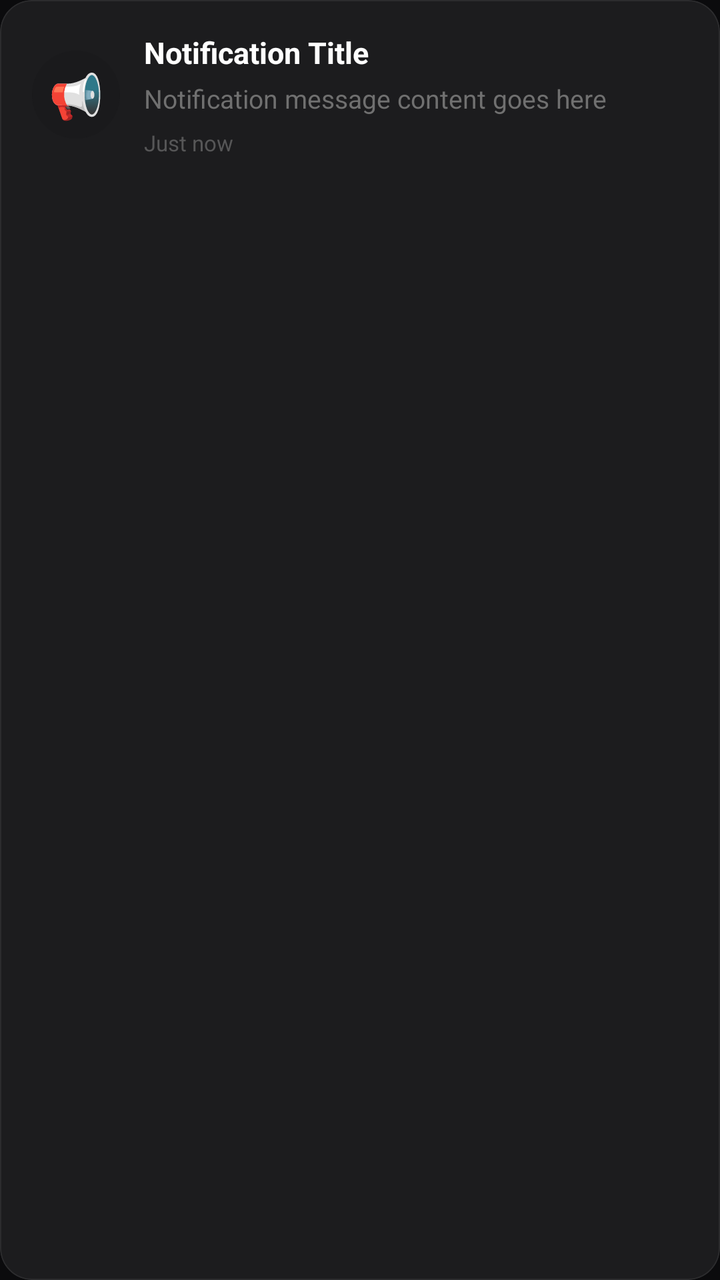
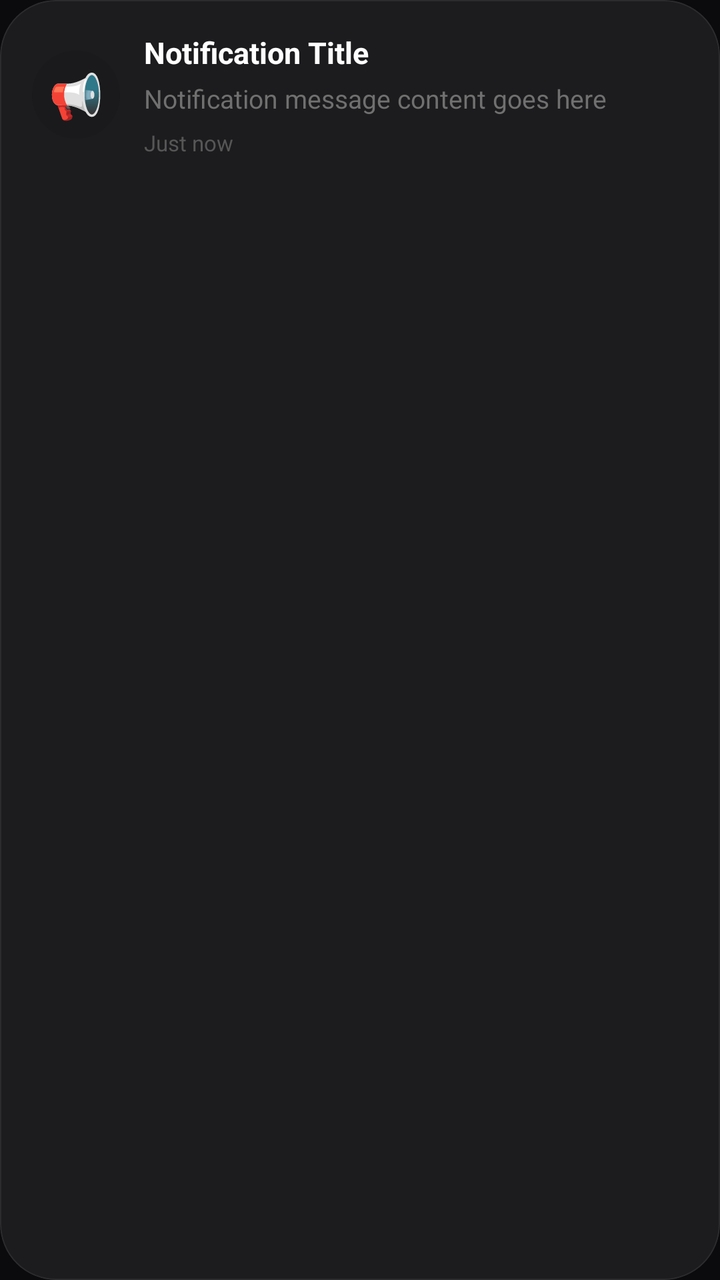

An Android layout rendered at two revisions. The XML below is the earlier revision; the diff shows what the commit changed to produce the second picture.
<!-- AndroidManifest.xml: application theme Theme.BeatHouse.Splash -->
<!-- res/layout/item_notification.xml -->
<?xml version="1.0" encoding="utf-8"?>
<com.google.android.material.card.MaterialCardView
    xmlns:android="http://schemas.android.com/apk/res/android"
    xmlns:app="http://schemas.android.com/apk/res-auto"
    android:id="@+id/cardNotification"
    android:layout_width="match_parent"
    android:layout_height="wrap_content"
    android:layout_marginBottom="8dp"
    app:cardCornerRadius="16dp"
    app:cardElevation="0dp"
    app:cardBackgroundColor="@color/surface_container"
    app:strokeColor="@color/outline_variant"
    app:strokeWidth="0.5dp"
    android:stateListAnimator="@null">

    <LinearLayout
        android:layout_width="match_parent"
        android:layout_height="wrap_content"
        android:orientation="horizontal"
        android:padding="16dp"
        android:gravity="center_vertical">

        
        <CheckBox
            android:id="@+id/cbSelect"
            android:layout_width="wrap_content"
            android:layout_height="wrap_content"
            android:layout_gravity="center_vertical"
            android:visibility="gone" />

        
        <TextView
            android:id="@+id/tvType"
            android:layout_width="44dp"
            android:layout_height="44dp"
            android:gravity="center"
            android:text="📢"
            android:textSize="22sp"
            android:background="@drawable/notification_icon_background" />

        <LinearLayout
            android:layout_width="0dp"
            android:layout_height="wrap_content"
            android:layout_weight="1"
            android:layout_marginStart="12dp"
            android:orientation="vertical">

            
            <TextView
                android:id="@+id/tvTitle"
                android:layout_width="wrap_content"
                android:layout_height="wrap_content"
                android:text="Notification Title"
                android:textColor="@color/on_surface"
                android:textSize="15sp"
                android:textStyle="bold"
                android:maxLines="1"
                android:ellipsize="end" />

            
            <TextView
                android:id="@+id/tvMessage"
                android:layout_width="wrap_content"
                android:layout_height="wrap_content"
                android:layout_marginTop="4dp"
                android:text="Notification message content goes here"
                android:textColor="@color/on_surface_secondary"
                android:textSize="13sp"
                android:maxLines="2"
                android:ellipsize="end" />

            
            <TextView
                android:id="@+id/tvTime"
                android:layout_width="wrap_content"
                android:layout_height="wrap_content"
                android:layout_marginTop="6dp"
                android:text="Just now"
                android:textColor="@color/on_surface_secondary"
                android:textSize="11sp"
                android:alpha="0.7" />

        </LinearLayout>

        
        <View
            android:id="@+id/unreadIndicator"
            android:layout_width="8dp"
            android:layout_height="8dp"
            android:layout_marginStart="8dp"
            android:background="@drawable/unread_indicator"
            android:visibility="gone" />

    </LinearLayout>

</com.google.android.material.card.MaterialCardView>
<!-- resources referenced by this layout -->
<resources>
  <color name="on_surface">#FFFFFF</color>
  <color name="on_surface_secondary">#707070</color>
  <color name="outline_variant">#2C2C2E</color>
  <color name="surface_container">#1C1C1E</color>
  <!-- drawable notification_icon_background (drawable) -->
  <?xml version="1.0" encoding="utf-8"?>
  <shape xmlns:android="http://schemas.android.com/apk/res/android"
      android:shape="oval">
      <solid android:color="@color/surface_variant" />
      <size android:width="44dp" android:height="44dp" />
  </shape>
  <!-- drawable unread_indicator (drawable) -->
  <?xml version="1.0" encoding="utf-8"?>
  <shape xmlns:android="http://schemas.android.com/apk/res/android"
      android:shape="oval">
      <solid android:color="@color/primary" />
      <size android:width="8dp" android:height="8dp" />
  </shape>
  <style name="Theme.BeatHouse.Splash" parent="Theme.BeatHouse">
          <item name="android:windowBackground">@color/background</item>
      </style>
  <color name="surface_variant">#1A1A1C</color>
  <color name="primary">#2DCE89</color>
  <color name="background">#0B0B0D</color>
  <color name="primary_container">#004D40</color>
  <color name="on_primary">#FFFFFF</color>
  <color name="secondary">#8E8E93</color>
  <color name="secondary_container">#1C1C1E</color>
  <color name="on_secondary">#FFFFFF</color>
  <color name="error">#FF453A</color>
  <color name="error_container">#330000</color>
  <color name="surface">#121214</color>
  <color name="on_surface_variant">#B0B0B0</color>
  <color name="outline">#1C1C1E</color>
  <style name="Widget.BeatHouse.Button" parent="Widget.Material3.Button">
          <item name="android:textSize">16sp</item>
          <item name="android:textStyle">bold</item>
          <item name="cornerRadius">12dp</item>
          <item name="iconGravity">textStart</item>
          <item name="iconPadding">8dp</item>
          <item name="android:insetTop">4dp</item>
          <item name="android:insetBottom">4dp</item>
          <item name="backgroundTint">@color/primary</item>
          <item name="android:textColor">@color/on_primary</item>
      </style>
  <style name="Widget.BeatHouse.Card" parent="Widget.Material3.CardView.Elevated">
          <item name="cardCornerRadius">16dp</item>
          <item name="cardElevation">0dp</item>
          <item name="strokeColor">@color/outline</item>
          <item name="strokeWidth">1dp</item>
          <item name="cardBackgroundColor">@color/surface_container</item>
      </style>
  <style name="Widget.BeatHouse.BottomNavigation" parent="Widget.Material3.BottomNavigationView">
          <item name="itemIconTint">@color/bottom_nav_icon_tint</item>
          <item name="itemTextColor">@color/bottom_nav_text_tint</item>
          <item name="itemBackground">@color/surface</item>
          <item name="android:background">@color/surface</item>
          <item name="elevation">0dp</item>
          <item name="itemPaddingTop">12dp</item>
          <item name="itemPaddingBottom">12dp</item>
      </style>
  <style name="Widget.BeatHouse.AppBarLayout" parent="Widget.Material3.AppBarLayout">
          <item name="android:background">@color/surface</item>
          <item name="backgroundTint">@color/surface</item>
      </style>
  <style name="Widget.BeatHouse.Chip" parent="Widget.Material3.Chip.Filter">
          <item name="chipCornerRadius">12dp</item>
          <item name="chipStrokeColor">@color/outline</item>
          <item name="chipStrokeWidth">1dp</item>
          <item name="android:textColor">@color/on_surface_variant</item>
          <item name="chipBackgroundColor">@color/surface_container</item>
          <item name="checkedIconTint">@color/primary</item>
          <item name="android:textSize">14sp</item>
      </style>
  <!-- unchanged entries left out for length: 2 -->
</resources>

<!-- the commit's change to res/layout/item_notification.xml (unified diff, before → after) -->
@@ -6,7 +6,7 @@
     android:layout_width="match_parent"
     android:layout_height="wrap_content"
     android:layout_marginBottom="8dp"
-    app:cardCornerRadius="16dp"
+    app:cardCornerRadius="28dp"
     app:cardElevation="0dp"
     app:cardBackgroundColor="@color/surface_container"
     app:strokeColor="@color/outline_variant"
<!-- resource entries referenced after the edit -->
@@ -22,9 +22,9 @@
           <item name="android:windowBackground">@color/background</item>
       </style>
   <color name="surface_variant">#1A1A1C</color>
-  <color name="primary">#2DCE89</color>
+  <color name="primary">#C71585</color>
   <color name="background">#0B0B0D</color>
-  <color name="primary_container">#004D40</color>
+  <color name="primary_container">#4D0033</color>
   <color name="on_primary">#FFFFFF</color>
   <color name="secondary">#8E8E93</color>
   <color name="secondary_container">#1C1C1E</color>
@@ -37,7 +37,7 @@
   <style name="Widget.BeatHouse.Button" parent="Widget.Material3.Button">
           <item name="android:textSize">16sp</item>
           <item name="android:textStyle">bold</item>
-          <item name="cornerRadius">12dp</item>
+          <item name="cornerRadius">24dp</item>
           <item name="iconGravity">textStart</item>
           <item name="iconPadding">8dp</item>
           <item name="android:insetTop">4dp</item>
@@ -46,7 +46,7 @@
           <item name="android:textColor">@color/on_primary</item>
       </style>
   <style name="Widget.BeatHouse.Card" parent="Widget.Material3.CardView.Elevated">
-          <item name="cardCornerRadius">16dp</item>
+          <item name="cardCornerRadius">28dp</item>
           <item name="cardElevation">0dp</item>
           <item name="strokeColor">@color/outline</item>
           <item name="strokeWidth">1dp</item>
@@ -55,18 +55,19 @@
   <style name="Widget.BeatHouse.BottomNavigation" parent="Widget.Material3.BottomNavigationView">
           <item name="itemIconTint">@color/bottom_nav_icon_tint</item>
           <item name="itemTextColor">@color/bottom_nav_text_tint</item>
-          <item name="itemBackground">@color/surface</item>
-          <item name="android:background">@color/surface</item>
+          <item name="itemBackground">@android:color/transparent</item>
+          <item name="android:background">@android:color/transparent</item>
           <item name="elevation">0dp</item>
           <item name="itemPaddingTop">12dp</item>
           <item name="itemPaddingBottom">12dp</item>
+          <item name="labelVisibilityMode">unlabeled</item>
       </style>
   <style name="Widget.BeatHouse.AppBarLayout" parent="Widget.Material3.AppBarLayout">
           <item name="android:background">@color/surface</item>
           <item name="backgroundTint">@color/surface</item>
       </style>
   <style name="Widget.BeatHouse.Chip" parent="Widget.Material3.Chip.Filter">
-          <item name="chipCornerRadius">12dp</item>
+          <item name="chipCornerRadius">20dp</item>
           <item name="chipStrokeColor">@color/outline</item>
           <item name="chipStrokeWidth">1dp</item>
           <item name="android:textColor">@color/on_surface_variant</item>
